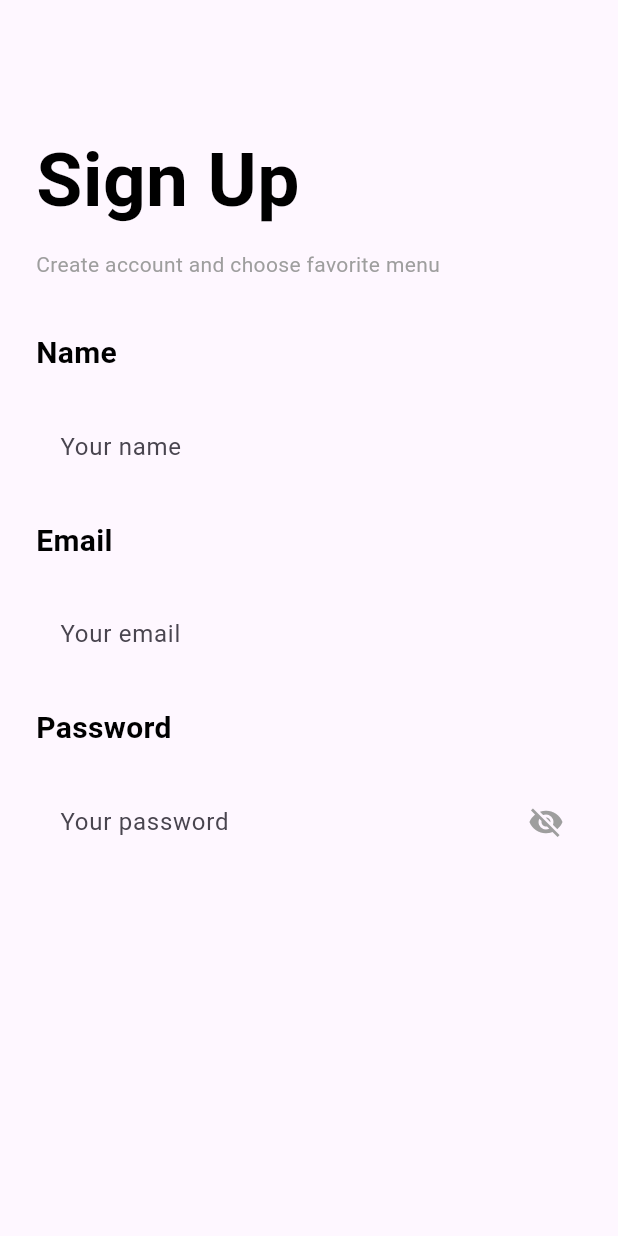
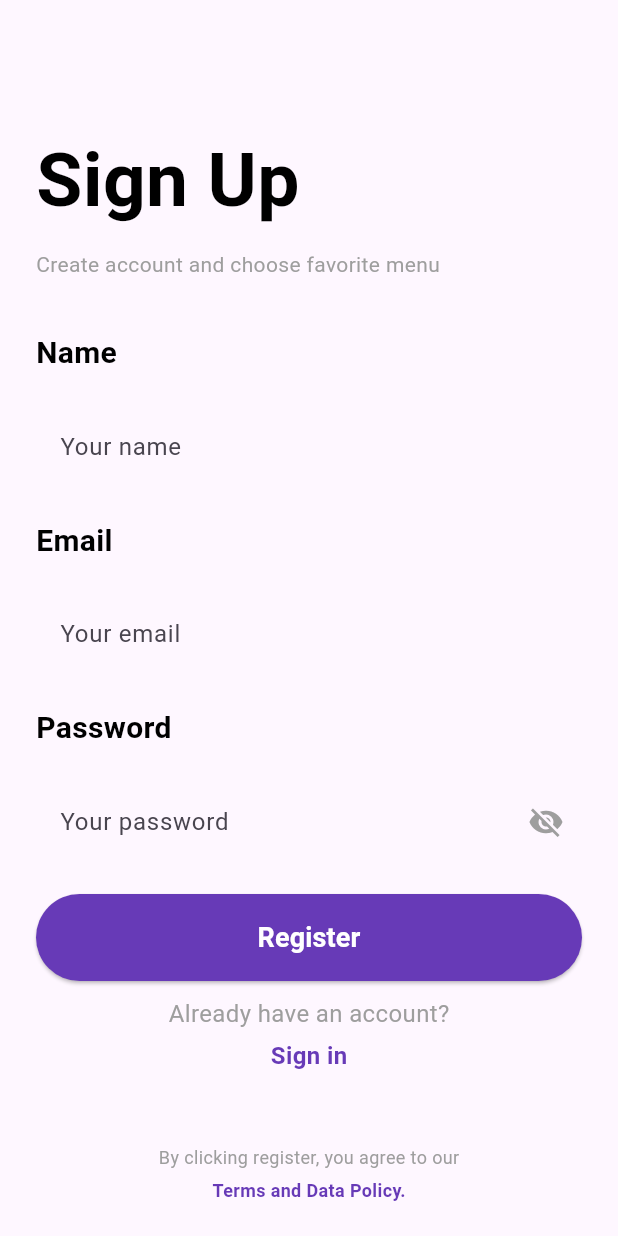
Before and after one commit to TheDamrek/BazarApp, a Flutter app: the screen it shows after launch, on a phone screen of 412 x 824 dp. Run offline on Flutter 3.47's test engine with Material 3 defaults, Android fonts, the light colour scheme and no system bars; Roboto replaces fonts that are missing (Billabong).

Commit message:
sign up screen pt.2

```diff
--- a/lib/screens/signup_screen.dart
+++ b/lib/screens/signup_screen.dart
@@ -92,6 +92,70 @@ class SignUpScreen extends StatelessWidget {
                 suffixIcon: Icon( Icons.visibility_off, color: Colors.grey)
               ),
             ),
+
+            const SizedBox(height: 20),
+SizedBox(
+  width: double.infinity,
+  child: ElevatedButton(
+    onPressed: () {
+    },
+    style: ElevatedButton.styleFrom(
+      backgroundColor: Colors.deepPurple,
+      padding: const EdgeInsets.symmetric(vertical: 16),
+      shape: RoundedRectangleBorder(
+        borderRadius: BorderRadius.circular(30),
+      ),
+    ),
+    child: const Text(
+      "Register",
+      style: TextStyle(color: Colors.white,fontSize: 18, fontWeight: FontWeight.bold),
+    ),
+  ),
+),
+const SizedBox(height: 10),
+const Center(
+  child: Text(
+    "Already have an account?",
+    style: TextStyle(fontSize: 16, color: Colors.grey),
+  ),
+),
+const SizedBox(height: 5),
+Center(
+  child: GestureDetector(
+    onTap: () {
+    },
+    child: const Text(
+      "Sign in",
+      style: TextStyle(
+        fontSize: 16,
+        color: Colors.deepPurple,
+        fontWeight: FontWeight.bold,
+      ),
+    ),
+  ),
+),
+const SizedBox(height: 48),
+const Center(
+  child: Text(
+    "By clicking register, you agree to our",
+    style: TextStyle(fontSize: 12, color: Colors.grey),
+  ),
+),
+const SizedBox(height: 5),
+Center(
+  child: GestureDetector(
+    onTap: () {
+    },
+    child: const Text(
+      "Terms and Data Policy.",
+      style: TextStyle(
+        fontSize: 12,
+        color: Colors.deepPurple,
+        fontWeight: FontWeight.bold,
+      ),
+    ),
+  ),
+),
           ],
         ),
       ),
```
